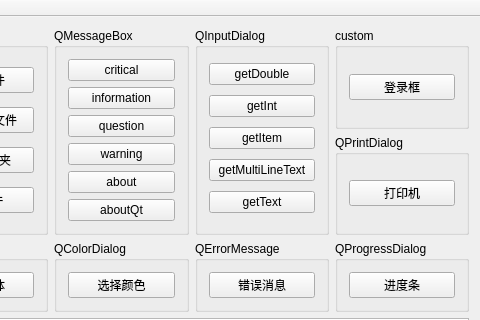
Old version of the form Dialog/mainwindow.ui in the repository LubanCat/embed_qt_develop_tutorial_code; both pictures show x 97 to 577 and y 0 to 320 of the 577 by 466 pixel window.
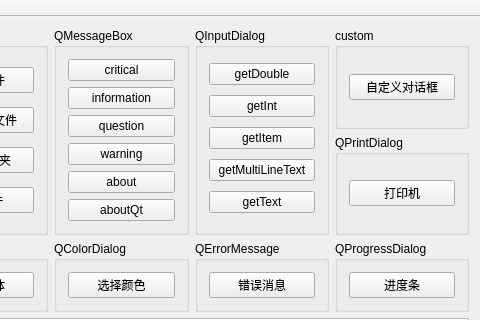
New version of the form.

```diff
--- a/Dialog/mainwindow.ui
+++ b/Dialog/mainwindow.ui
@@ -156,7 +156,7 @@
        <item row="2" column="1">
         <widget class="QPushButton" name="btn_logo">
          <property name="text">
-          <string>登录框</string>
+          <string>自定义对话框</string>
          </property>
         </widget>
        </item>
```
